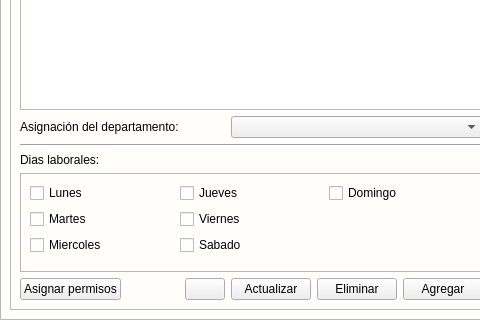
This is app/View/UserInterfaceUi/UI_ADMINISTRAR_PUESTOS.ui in LAngelVp/software-punto-de-venta as Qt 5 draws it before an edit; both pictures show x 0 to 480 and y 249 to 569 of the 878 by 569 pixel window. The edited form follows.
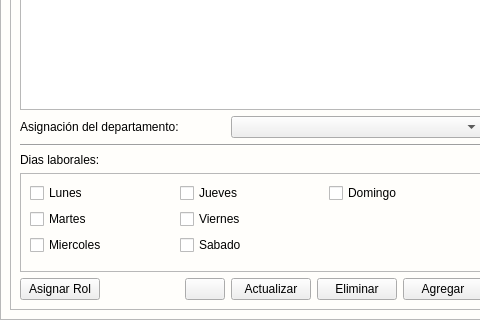
This is the edited form. Icons and pictures are not drawn.

Diff of the .ui file:
```diff
--- a/app/View/UserInterfaceUi/UI_ADMINISTRAR_PUESTOS.ui
+++ b/app/View/UserInterfaceUi/UI_ADMINISTRAR_PUESTOS.ui
@@ -467,7 +467,7 @@
          <item row="12" column="0" alignment="Qt::AlignLeft">
           <widget class="QPushButton" name="btn_btn_permisos">
            <property name="text">
-            <string>Asignar permisos</string>
+            <string>Asignar Rol</string>
            </property>
           </widget>
          </item>
```
Left out of the diff: 25 changed lines with no effect on the pictures.
